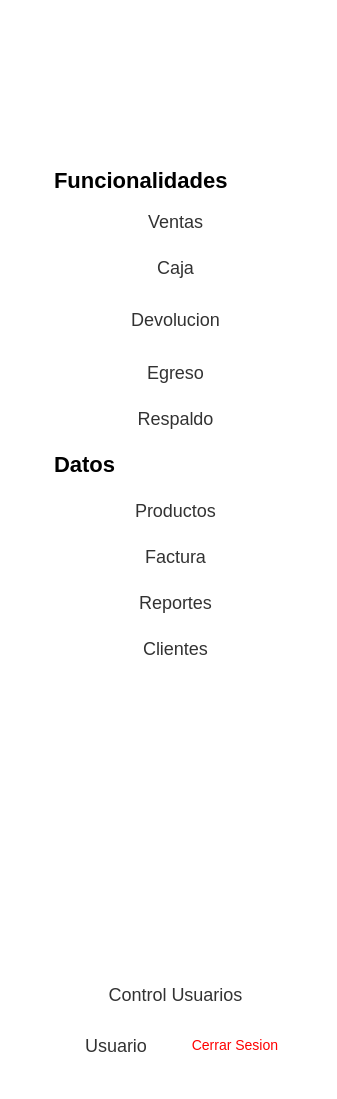
Before: the Qt Designer form app/ui/Navbar.ui in Alg4ret3/EMcollection, drawn with Qt 5.
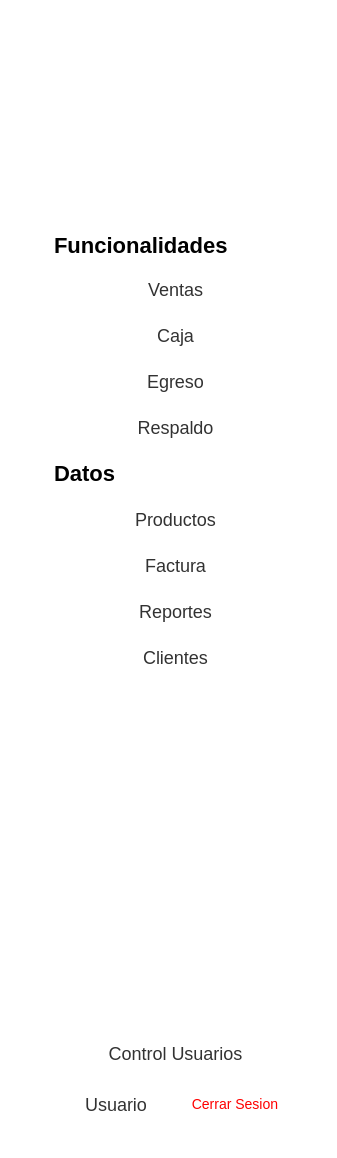
After: the same form once the commit is applied. Icons and pictures are not drawn.

The edit to the form file:
```diff
--- a/app/ui/Navbar.ui
+++ b/app/ui/Navbar.ui
@@ -7,7 +7,7 @@
     <x>0</x>
     <y>0</y>
     <width>337</width>
-    <height>1099</height>
+    <height>1158</height>
    </rect>
   </property>
   <property name="sizePolicy">
@@ -394,35 +394,6 @@
            </property>
           </widget>
          </item>
-         <item>
-          <widget class="QToolButton" name="BtnCambio">
-           <property name="sizePolicy">
-            <sizepolicy hsizetype="Preferred" vsizetype="Fixed">
-             <horstretch>0</horstretch>
-             <verstretch>0</verstretch>
-            </sizepolicy>
-           </property>
-           <property name="cursor">
-            <cursorShape>PointingHandCursor</cursorShape>
-           </property>
-           <property name="text">
-            <string>   Devolucion</string>
-           </property>
-           <property name="icon">
-            <iconset>
-             <normaloff>../../assets/iconos/Credito.png</normaloff>../../assets/iconos/Credito.png</iconset>
-           </property>
-           <property name="iconSize">
-            <size>
-             <width>30</width>
-             <height>30</height>
-            </size>
-           </property>
-           <property name="toolButtonStyle">
-            <enum>Qt::ToolButtonTextBesideIcon</enum>
-           </property>
-          </widget>
-         </item>
          <item>
           <widget class="QToolButton" name="BtnEgreso">
            <property name="sizePolicy">
```
